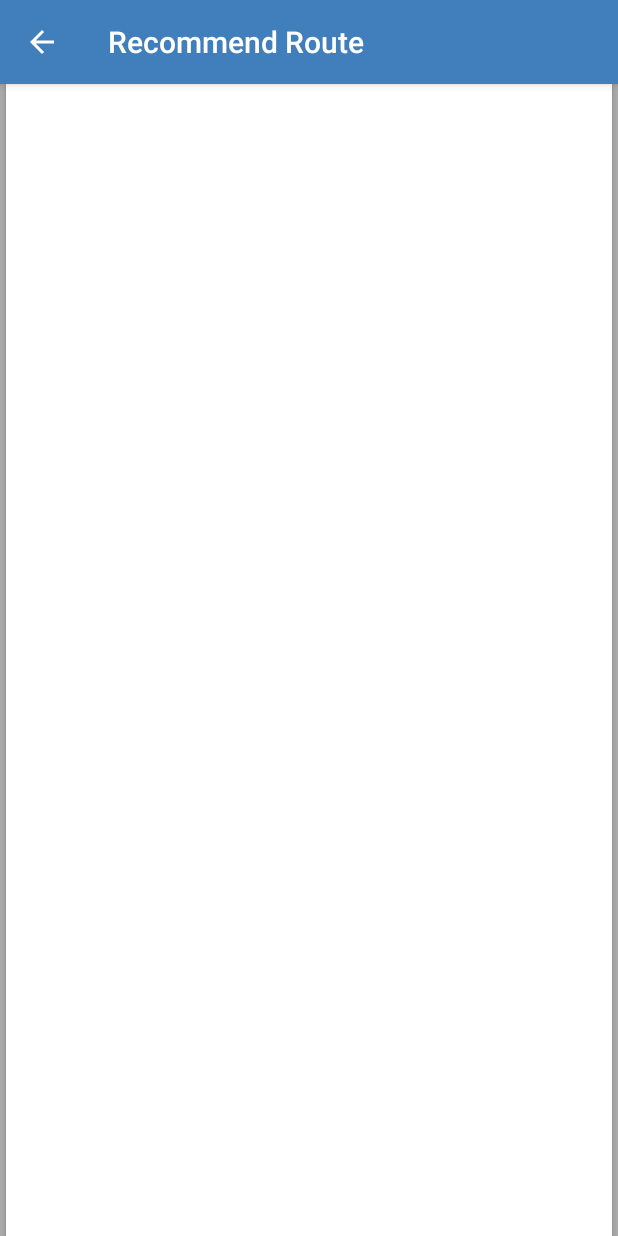
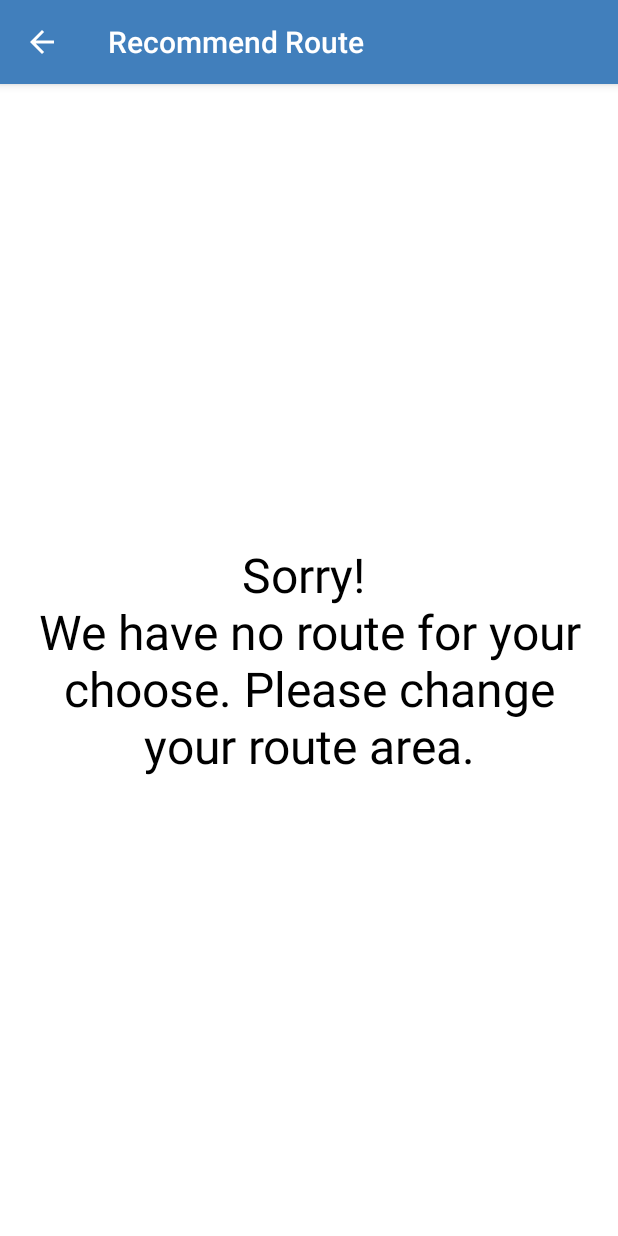
Before and after one commit to LittleZombie/GoGoBike, an Android app: the RouteListActivity screen opened directly, with no data from a screen before it, on a phone screen of 412 x 824 dp. Run offline under Robolectric (Android 15) with nearby library versions, the light colour scheme and no system bars.

Commit message:
Adjust layout, fix bugs, add error text at RouteList.

```diff
--- a/app/src/main/java/gogobike/egg/com/adapter/RouteListAdapter.java
+++ b/app/src/main/java/gogobike/egg/com/adapter/RouteListAdapter.java
@@ -29,7 +29,7 @@ public class RouteListAdapter extends BaseAdapter {
         this.bikeRouteList = new ArrayList<>();
         for (BikeRoute bikeRoute : bikeRouteList) {
             RecommendedRouteActivity.Area routeArea = bikeRoute.getArea();
-            if (bikeRoute.getWeight() <= weight && routeArea != null && (routeArea == RecommendedRouteActivity.Area.All || routeArea.ordinal() == area)) {
+            if (bikeRoute.getWeight() <= weight && routeArea != null && (area == RecommendedRouteActivity.Area.All.ordinal() || routeArea.ordinal() == area)) {
                 this.bikeRouteList.add(bikeRoute);
             }
         }
--- a/app/src/main/java/gogobike/egg/com/gogobike/RouteListActivity.java
+++ b/app/src/main/java/gogobike/egg/com/gogobike/RouteListActivity.java
@@ -154,8 +154,13 @@ public class RouteListActivity extends AppCompatActivity implements AdapterView.
     private void layoutListView() {
         RouteListAdapter adapter = new RouteListAdapter(bikeRouteList, this, getWeight(), getArea());
         ListView listView = (ListView) findViewById(R.id.routeListActivity_listView);
-        listView.setAdapter(adapter);
-        listView.setOnItemClickListener(this);
+        if (adapter.getCount() > 0) {
+            listView.setAdapter(adapter);
+            listView.setOnItemClickListener(this);
+        } else {
+            listView.setVisibility(View.GONE);
+            findViewById(R.id.routeListActivity_noRouteLinearLayout).setVisibility(View.VISIBLE);
+        }
     }
 
     private int getWeight() {
--- a/app/src/main/res/layout/route_list_activity.xml
+++ b/app/src/main/res/layout/route_list_activity.xml
@@ -16,4 +16,21 @@
         android:divider="@android:color/darker_gray"
         android:dividerHeight="2dp"/>
 
+    <LinearLayout
+        android:id="@+id/routeListActivity_noRouteLinearLayout"
+        android:layout_width="match_parent"
+        android:layout_height="match_parent"
+        android:background="@android:color/white"
+        android:visibility="gone">
+        <TextView
+            android:layout_width="match_parent"
+            android:layout_height="wrap_content"
+            android:layout_gravity="center"
+            android:gravity="center"
+            android:layout_margin="16dp"
+            android:text="@string/no_route_found"
+            android:textSize="32sp"
+            android:textColor="@android:color/black"/>
+    </LinearLayout>
+
 </FrameLayout>
--- a/app/src/main/res/values/strings.xml
+++ b/app/src/main/res/values/strings.xml
@@ -3,6 +3,7 @@
     <string name="title_activity_recommended_route">Recommended Route</string>
     <string name="title_activity_route_record">Route Record</string>
     <string name="recommended_route_choose">Choose the type of route you want to riding</string>
+    <string name="no_route_found">Sorry! \nWe have no route for your choose. Please change your route area.</string>
     <string-array name="area_spinner">
         <item>All</item>
         <item>Taipei</item>
```
Also changed, not shown: app/src/main/java/gogobike/egg/com/gogobike/RecommendedRouteActivity.java (+6 -6 lines), app/src/main/res/layout/activity_recommended_route.xml (+4 -4 lines), app/src/main/res/layout/activity_recommended_route_no_type_area.xml (+6 -3 lines).
